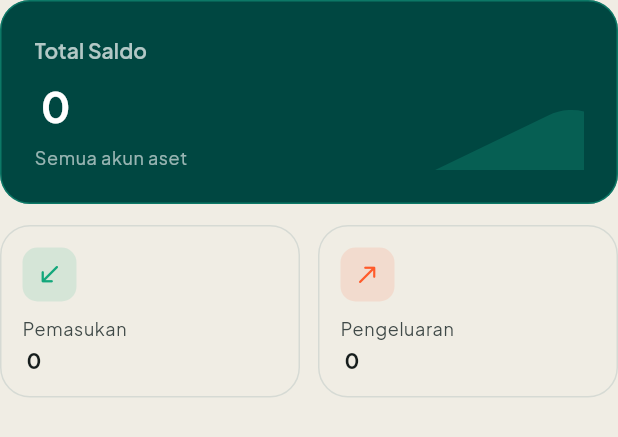
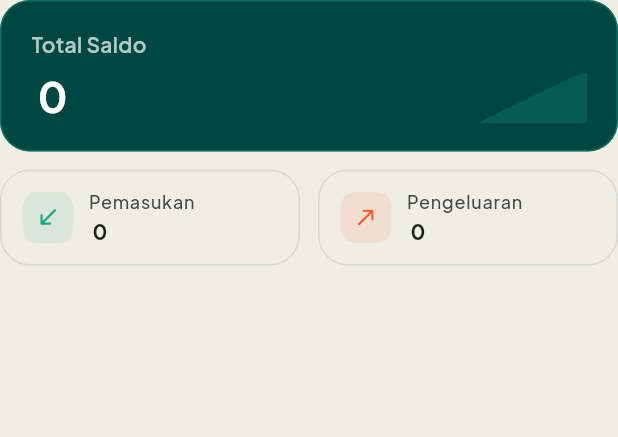
Before and after one commit to inikerjayaa/arus-finance, a Flutter app: the _BalanceHero widget shown alone on an empty page, opened directly with empty values, on a phone screen of 412 x 824 dp. Shown: the top 437 px of the screen. Run offline on Flutter 3.47's test engine with Material 3 defaults, Android fonts, the phone set to English and light mode, and no system bars; our stand-ins replace csv, file_picker, flutter_local_notifications, flutter_secure_storage, flutter_timezone, local_auth and 3 more; missing offline and left inert: cryptography, sqlite3; accounts and stored records are empty; statements that could not run were skipped.

Commit message:
V50: open up Home hierarchy and prioritize recent activity

```diff
--- a/lib/features/home/home_screen.dart
+++ b/lib/features/home/home_screen.dart
@@ -34,10 +34,10 @@ class _HomeScreenState extends State<HomeScreen> {
     return RefreshIndicator(
       onRefresh: controller.refresh,
       child: ListView(
-        padding: const EdgeInsets.fromLTRB(SakuBrand.pageInset, 14, SakuBrand.pageInset, 120),
+        padding: const EdgeInsets.fromLTRB(SakuBrand.pageInset, 12, SakuBrand.pageInset, 120),
         children: [
           _DashboardHeader(onCalendar: () => Navigator.of(context).push(MaterialPageRoute(builder: (_) => AppScope(controller: controller, child: DailyActivityScreen(initialDate: DateTime.now())))), onCustomize: _customize),
-          const SizedBox(height: 18),
+          const SizedBox(height: 24),
           if (enabled.isEmpty)
             Card(child: Padding(padding: const EdgeInsets.all(22), child: Column(children: [const Icon(Icons.dashboard_customize_outlined, size: 36), const SizedBox(height: 10), const Text('Semua widget dashboard sedang disembunyikan.'), TextButton(onPressed: _customize, child: const Text('Atur dashboard'))])))
           else
@@ -50,7 +50,9 @@ class _HomeScreenState extends State<HomeScreen> {
   List<Widget> _buildWidgets(List<DashboardWidgetConfig> config, AppController controller, DashboardData data, List<TransactionView> recent, ThemeData theme) {
     final widgets = <Widget>[];
     final total = controller.accounts.where((a) => a.accountClass == AccountClass.asset).fold<int>(0, (sum, a) => sum + a.balanceMinor);
-    for (final item in config) {
+    final priority = <String, int>{'primary_summary': 0, 'recent_transactions': 1, 'spending_today': 2, 'largest_category': 3, 'net_worth': 4, 'category_breakdown': 5};
+    final ordered = [...config]..sort((a, b) => (priority[a.id] ?? 99).compareTo(priority[b.id] ?? 99));
+    for (final item in ordered) {
       Widget? content;
       switch (item.id) {
         case 'primary_summary':
@@ -62,14 +64,14 @@ class _HomeScreenState extends State<HomeScreen> {
         case 'largest_category': content = data.largestCategory == null ? const MetricCard(label: 'Kategori terbesar', value: 'Belum ada pengeluaran', icon: Icons.donut_large_rounded) : MetricCard(label: 'Kategori terbesar', value: data.largestCategory!, caption: Money.format(data.largestCategoryAmountMinor, currency: data.currency), icon: Icons.donut_large_rounded); break;
         case 'recent_transactions':
           content = Column(crossAxisAlignment: CrossAxisAlignment.stretch, children: [
-            Row(children: [Expanded(child: Text('Transaksi Terbaru', style: theme.textTheme.titleLarge?.copyWith(fontWeight: FontWeight.w700))), TextButton(onPressed: () => controller.setNavigation(1), child: const Text('Lihat semua'))]),
-            const SizedBox(height: 6),
+            Row(children: [Expanded(child: Text('Transaksi Terbaru', style: theme.textTheme.titleMedium?.copyWith(fontWeight: FontWeight.w700))), TextButton(onPressed: () => controller.setNavigation(1), child: const Text('Lihat semua'))]),
+            const SizedBox(height: 2),
             if (recent.isEmpty) Padding(padding: const EdgeInsets.symmetric(vertical: 18), child: Text('Belum ada transaksi. Tekan + untuk mencatat transaksi pertama.', style: theme.textTheme.bodyMedium?.copyWith(color: theme.colorScheme.onSurfaceVariant)))
-            else Card(clipBehavior: Clip.antiAlias, child: Padding(padding: const EdgeInsets.symmetric(horizontal: 12, vertical: 4), child: Column(children: recent.map((tx) => TransactionTile(transaction: tx, onTap: () => Navigator.of(context).push(MaterialPageRoute(builder: (_) => AppScope(controller: controller, child: TransactionDetailScreen(transactionId: tx.id)))))).toList()))),
+            else Column(children: recent.map((tx) => TransactionTile(transaction: tx, onTap: () => Navigator.of(context).push(MaterialPageRoute(builder: (_) => AppScope(controller: controller, child: TransactionDetailScreen(transactionId: tx.id)))))).toList()),
           ]);
           break;
       }
-      if (content != null) { if (widgets.isNotEmpty) widgets.add(const SizedBox(height: 16)); widgets.add(content); }
+      if (content != null) { if (widgets.isNotEmpty) widgets.add(SizedBox(height: item.id == 'recent_transactions' ? 26 : 22)); widgets.add(content); }
     }
     return widgets;
   }
@@ -98,11 +100,11 @@ class _BalanceHero extends StatelessWidget {
     final hero = dark ? const Color(0xFF082F2B) : SakuBrand.cyprus;
     final total = Money.format(totalBalanceMinor, currency: currency); final income = Money.format(incomeMinor, currency: currency); final spending = Money.format(spendingMinor, currency: currency);
     return Semantics(container: true, label: 'Total saldo $total. Pemasukan $income. Pengeluaran $spending.', child: ExcludeSemantics(child: Column(children: [
-      Container(width: double.infinity, padding: const EdgeInsets.all(22), decoration: BoxDecoration(color: hero, borderRadius: const BorderRadius.all(SakuBrand.cardRadius), border: Border.all(color: const Color(0xFF16A085).withValues(alpha: .55))), child: Stack(children: [
-        Positioned(right: -34, bottom: -58, child: Transform.rotate(angle: -.45, child: Container(width: 190, height: 72, decoration: BoxDecoration(color: const Color(0xFF1AB394).withValues(alpha: .22), borderRadius: BorderRadius.circular(60))))),
-        Column(crossAxisAlignment: CrossAxisAlignment.start, children: [Text('Total Saldo', style: theme.textTheme.titleSmall?.copyWith(color: Colors.white70, fontWeight: FontWeight.w600)), const SizedBox(height: 10), Text(total, style: theme.textTheme.headlineMedium?.copyWith(color: Colors.white, fontWeight: FontWeight.w700, letterSpacing: -.6)), const SizedBox(height: 8), Text('Semua akun aset', style: theme.textTheme.bodySmall?.copyWith(color: Colors.white60))]),
+      Container(width: double.infinity, padding: const EdgeInsets.fromLTRB(20, 18, 20, 18), decoration: BoxDecoration(color: hero, borderRadius: const BorderRadius.all(SakuBrand.cardRadius), border: Border.all(color: const Color(0xFF16A085).withValues(alpha: .45))), child: Stack(children: [
+        Positioned(right: -48, bottom: -66, child: Transform.rotate(angle: -.45, child: Container(width: 200, height: 72, decoration: BoxDecoration(color: const Color(0xFF1AB394).withValues(alpha: .20), borderRadius: BorderRadius.circular(60))))),
+        Column(crossAxisAlignment: CrossAxisAlignment.start, children: [Text('Total Saldo', style: theme.textTheme.bodyMedium?.copyWith(color: Colors.white70, fontWeight: FontWeight.w600)), const SizedBox(height: 7), Text(total, style: theme.textTheme.headlineMedium?.copyWith(color: Colors.white, fontWeight: FontWeight.w700, letterSpacing: -.6))]),
       ])),
-      const SizedBox(height: 14),
+      const SizedBox(height: 12),
       Row(children: [Expanded(child: _FlowCard(label: 'Pemasukan', value: income, icon: Icons.south_west_rounded, positive: true)), const SizedBox(width: 12), Expanded(child: _FlowCard(label: 'Pengeluaran', value: spending, icon: Icons.north_east_rounded, positive: false))]),
     ])));
   }
@@ -111,5 +113,8 @@ class _BalanceHero extends StatelessWidget {
 class _FlowCard extends StatelessWidget {
   const _FlowCard({required this.label, required this.value, required this.icon, required this.positive});
   final String label; final String value; final IconData icon; final bool positive;
-  @override Widget build(BuildContext context) { final theme = Theme.of(context); final accent = positive ? const Color(0xFF13A77B) : const Color(0xFFFF5A2A); return Card(child: Padding(padding: const EdgeInsets.all(15), child: Column(crossAxisAlignment: CrossAxisAlignment.start, children: [Container(width: 36, height: 36, decoration: BoxDecoration(color: accent.withValues(alpha: .12), borderRadius: BorderRadius.circular(10)), child: Icon(icon, size: 18, color: accent)), const SizedBox(height: 10), Text(label, style: theme.textTheme.bodySmall?.copyWith(color: theme.colorScheme.onSurfaceVariant)), const SizedBox(height: 3), Text(value, maxLines: 2, overflow: TextOverflow.ellipsis, style: theme.textTheme.titleSmall?.copyWith(fontWeight: FontWeight.w700))]))); }
+  @override Widget build(BuildContext context) {
+    final theme = Theme.of(context); final accent = positive ? const Color(0xFF13A77B) : const Color(0xFFFF5A2A);
+    return Container(padding: const EdgeInsets.symmetric(horizontal: 14, vertical: 12), decoration: BoxDecoration(border: Border.all(color: theme.colorScheme.outlineVariant.withValues(alpha: .55)), borderRadius: const BorderRadius.all(SakuBrand.cardRadius)), child: Row(children: [Container(width: 34, height: 34, decoration: BoxDecoration(color: accent.withValues(alpha: .10), borderRadius: BorderRadius.circular(10)), child: Icon(icon, size: 17, color: accent)), const SizedBox(width: 10), Expanded(child: Column(crossAxisAlignment: CrossAxisAlignment.start, children: [Text(label, style: theme.textTheme.labelMedium?.copyWith(color: theme.colorScheme.onSurfaceVariant)), const SizedBox(height: 2), Text(value, maxLines: 1, overflow: TextOverflow.ellipsis, style: theme.textTheme.titleSmall?.copyWith(fontWeight: FontWeight.w700))]))]));
+  }
 }
```
